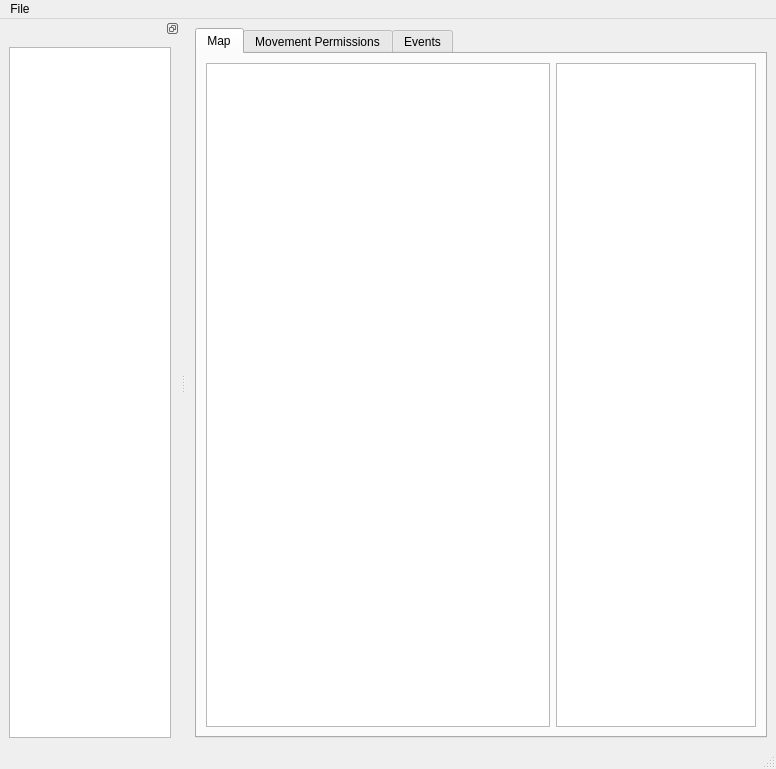
cosarara/blue-spider, file mapped.ui: the form before one commit.
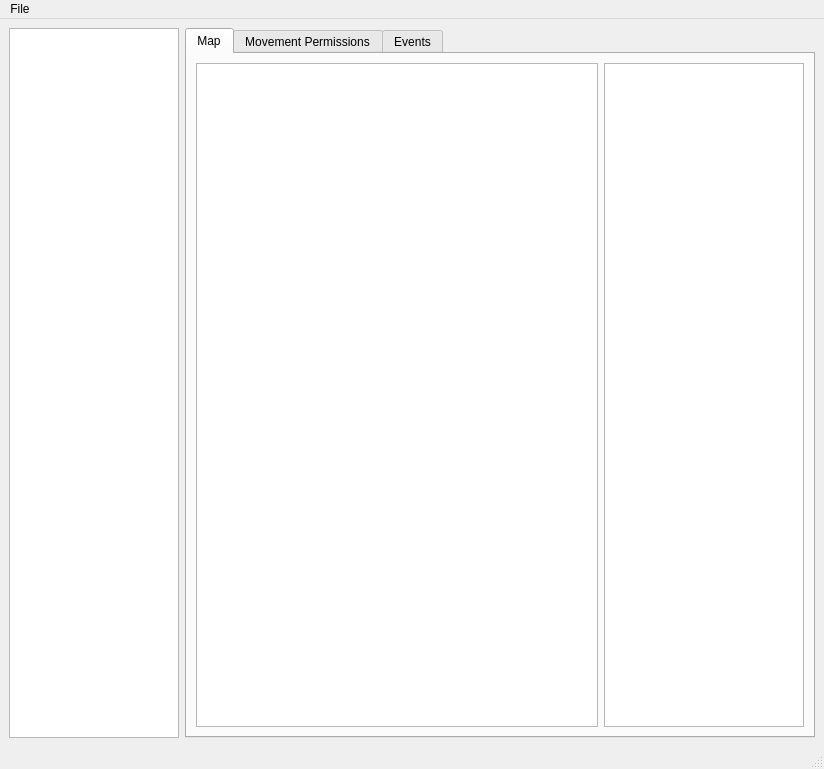
The form after the commit. The open tabs and pages were chosen to show the change. Icons and pictures are not drawn.

Commit message: Connecting event elements

The edit to the form file:
```diff
--- a/mapped.ui
+++ b/mapped.ui
@@ -6,7 +6,7 @@
    <rect>
     <x>0</x>
     <y>0</y>
-    <width>776</width>
+    <width>824</width>
     <height>769</height>
    </rect>
   </property>
@@ -33,6 +33,12 @@
    <layout class="QGridLayout" name="gridLayout">
     <item row="0" column="1">
      <widget class="QTabWidget" name="tabWidget">
+      <property name="sizePolicy">
+       <sizepolicy hsizetype="Expanding" vsizetype="Expanding">
+        <horstretch>4</horstretch>
+        <verstretch>0</verstretch>
+       </sizepolicy>
+      </property>
       <property name="currentIndex">
        <number>0</number>
       </property>
@@ -762,6 +768,34 @@
       </widget>
      </widget>
     </item>
+    <item row="0" column="0">
+     <widget class="QTreeView" name="treeView">
+      <property name="sizePolicy">
+       <sizepolicy hsizetype="Fixed" vsizetype="Expanding">
+        <horstretch>0</horstretch>
+        <verstretch>0</verstretch>
+       </sizepolicy>
+      </property>
+      <property name="minimumSize">
+       <size>
+        <width>50</width>
+        <height>0</height>
+       </size>
+      </property>
+      <property name="maximumSize">
+       <size>
+        <width>170</width>
+        <height>16777215</height>
+       </size>
+      </property>
+      <property name="editTriggers">
+       <set>QAbstractItemView::NoEditTriggers</set>
+      </property>
+      <property name="indentation">
+       <number>10</number>
+      </property>
+     </widget>
+    </item>
    </layout>
   </widget>
   <widget class="QMenuBar" name="menubar">
@@ -769,7 +803,7 @@
     <rect>
      <x>0</x>
      <y>0</y>
-     <width>776</width>
+     <width>824</width>
      <height>21</height>
     </rect>
    </property>
@@ -783,52 +817,6 @@
    <addaction name="menuFile"/>
   </widget>
   <widget class="QStatusBar" name="statusbar"/>
-  <widget class="QDockWidget" name="dockWidget">
-   <property name="minimumSize">
-    <size>
-     <width>180</width>
-     <height>129</height>
-    </size>
-   </property>
-   <property name="baseSize">
-    <size>
-     <width>0</width>
-     <height>0</height>
-    </size>
-   </property>
-   <property name="features">
-    <set>QDockWidget::DockWidgetFloatable|QDockWidget::DockWidgetMovable</set>
-   </property>
-   <attribute name="dockWidgetArea">
-    <number>1</number>
-   </attribute>
-   <widget class="QWidget" name="dockWidgetContents">
-    <layout class="QVBoxLayout" name="verticalLayout">
-     <item>
-      <widget class="QTreeView" name="treeView">
-       <property name="sizePolicy">
-        <sizepolicy hsizetype="Ignored" vsizetype="Expanding">
-         <horstretch>0</horstretch>
-         <verstretch>0</verstretch>
-        </sizepolicy>
-       </property>
-       <property name="minimumSize">
-        <size>
-         <width>50</width>
-         <height>0</height>
-        </size>
-       </property>
-       <property name="editTriggers">
-        <set>QAbstractItemView::NoEditTriggers</set>
-       </property>
-       <property name="indentation">
-        <number>10</number>
-       </property>
-      </widget>
-     </item>
-    </layout>
-   </widget>
-  </widget>
   <action name="actionLoad_ROM">
    <property name="text">
     <string>Load ROM</string>
```
Left out of the diff: 12 changed lines with no effect on the pictures. The commit also changes 2 other files.
